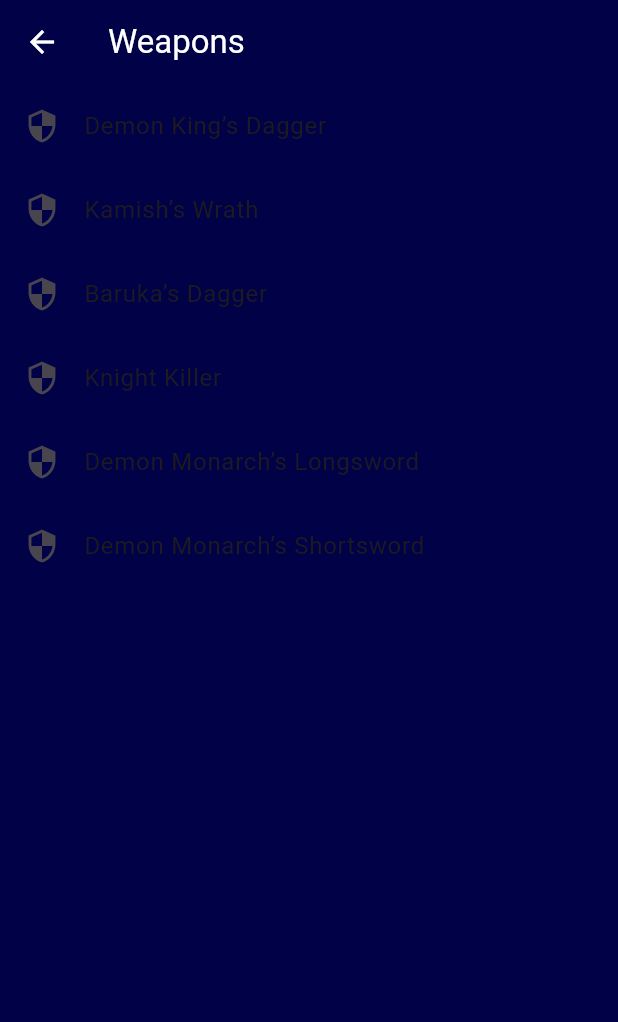
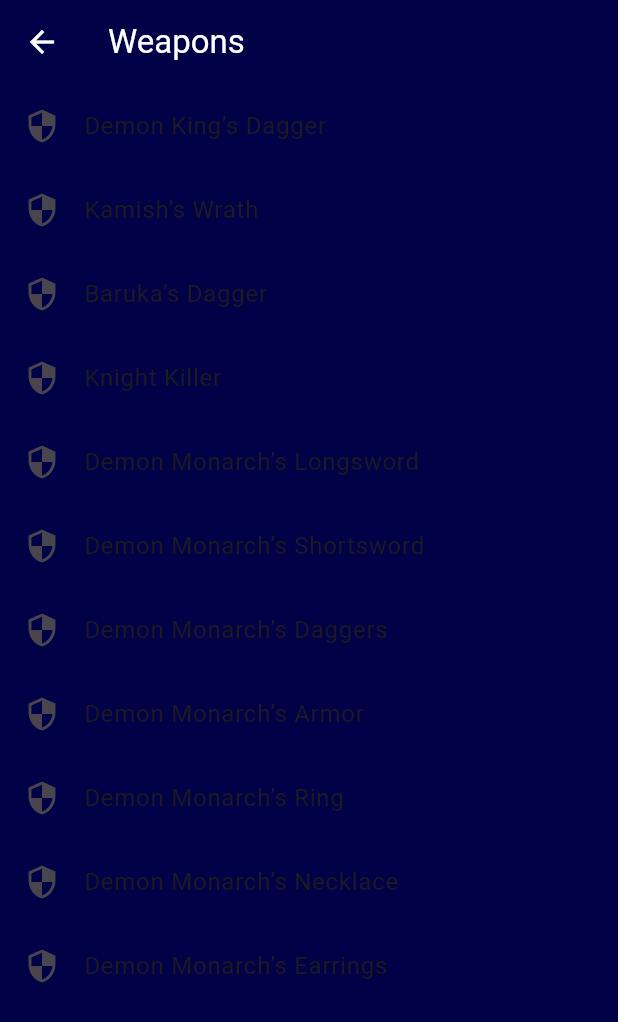
Before and after one commit to aldenngsk/Orb25---ShadowFit-Apollo-, a Flutter app: the WeaponsPage screen opened directly, on a phone screen of 412 x 824 dp. Shown: the top 1022 px of the screen. Run offline on Flutter 3.47's test engine with Material 3 defaults, Android fonts, the phone set to English and light mode, and no system bars; our stand-ins replace camera, cloud_firestore, firebase_auth, firebase_core, firebase_storage, just_audio and 2 more; missing offline and left inert: google_mlkit_pose_detection; accounts and stored records are empty.

Commit message:
added jewellery

```diff
--- a/lib/pages/weapons_page.dart
+++ b/lib/pages/weapons_page.dart
@@ -10,6 +10,11 @@ class WeaponsPage extends StatelessWidget {
     'Knight Killer',
     'Demon Monarch’s Longsword',
     'Demon Monarch’s Shortsword',
+    'Demon Monarch’s Daggers',
+    'Demon Monarch’s Armor',
+    'Demon Monarch’s Ring',
+    'Demon Monarch’s Necklace',
+    'Demon Monarch’s Earrings',
   ];
 
   @override
```
